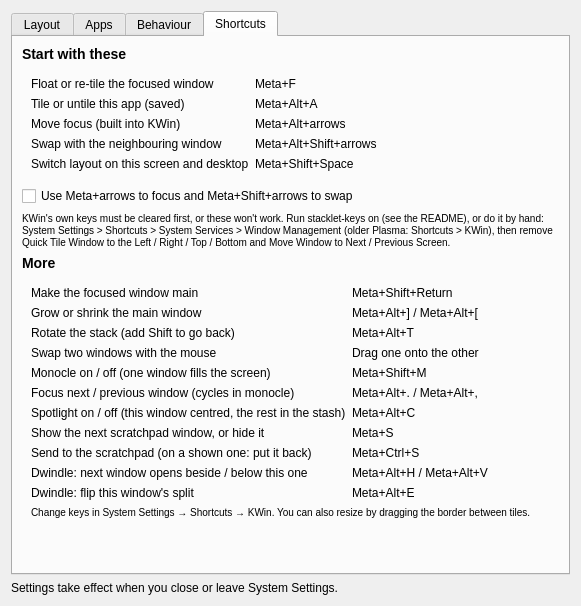
This is package/contents/ui/config.ui in aic0d3r/stacklet as Qt 5 draws it before an edit. The edited form follows.
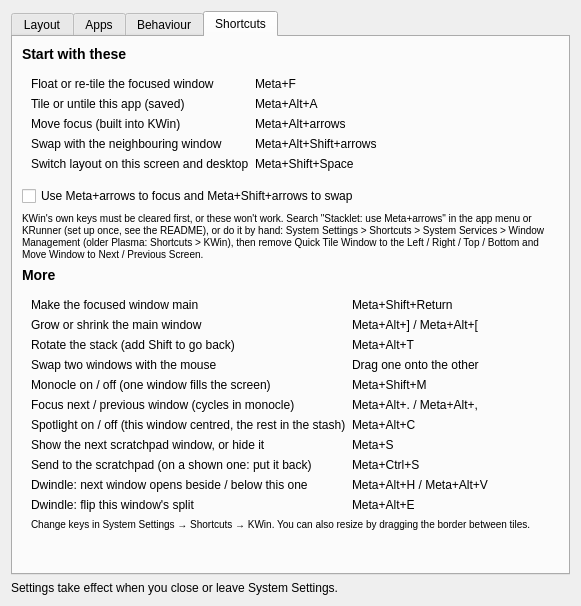
This is the edited form. The open tabs and pages were chosen to show the change. Icons and pictures are not drawn.

Commit message:
Bundle stacklet-keys in the package; add install for menu/KRunner launchers
The script moves to package/contents so Store installs get it. `stacklet-keys install` writes two .desktop launchers (use / give back Meta+arrows), and results show as a notification when run without a terminal. README, settings help and changelog updated.

Diff of the .ui file:
```diff
--- a/package/contents/ui/config.ui
+++ b/package/contents/ui/config.ui
@@ -519,7 +519,7 @@
     <widget class="QLabel" name="keysMetaArrowsHelp">
      <property name="textFormat"><enum>Qt::RichText</enum></property>
      <property name="wordWrap"><bool>true</bool></property>
-     <property name="text"><string>&lt;small&gt;KWin's own keys must be cleared first, or these won't work. Run stacklet-keys on (see the README), or do it by hand: System Settings &gt; Shortcuts &gt; System Services &gt; Window Management (older Plasma: Shortcuts &gt; KWin), then remove Quick Tile Window to the Left / Right / Top / Bottom and Move Window to Next / Previous Screen.&lt;/small&gt;</string></property>
+     <property name="text"><string>&lt;small&gt;KWin's own keys must be cleared first, or these won't work. Search "Stacklet: use Meta+arrows" in the app menu or KRunner (set up once, see the README), or do it by hand: System Settings &gt; Shortcuts &gt; System Services &gt; Window Management (older Plasma: Shortcuts &gt; KWin), then remove Quick Tile Window to the Left / Right / Top / Bottom and Move Window to Next / Previous Screen.&lt;/small&gt;</string></property>
     </widget>
    </item>
    <item>
```
The commit also changes 3 other files.
